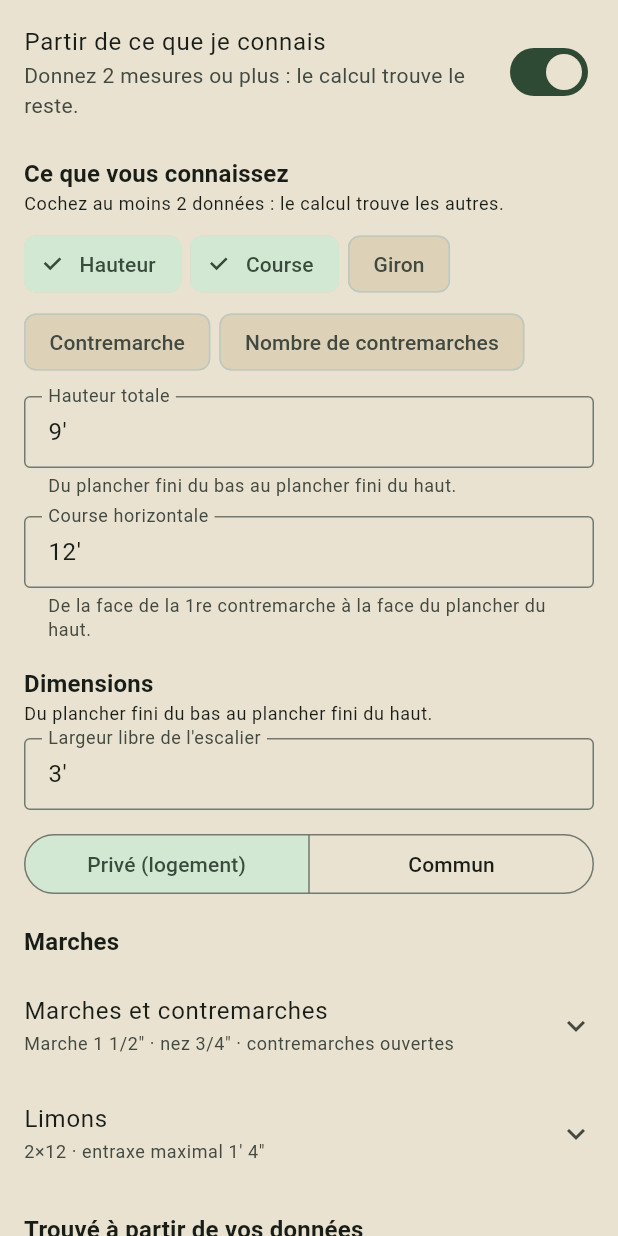
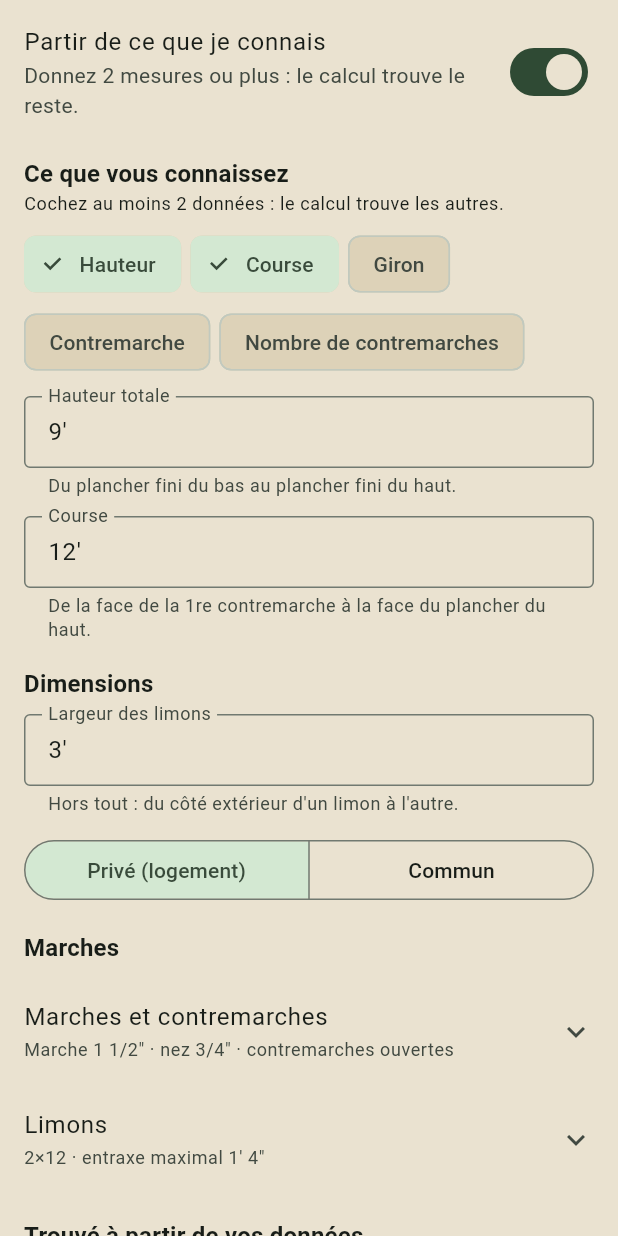
Before and after one commit to wolfwazabi/Chantierplus-app, a Flutter app: the EcranEscalier widget shown alone on an empty page, opened directly, after a tap on "Partir de ce que je connais", on a phone screen of 412 x 824 dp. Run offline on Flutter 3.47's test engine with Material 3 defaults, Android fonts, the phone set to English and light mode, and no system bars; our stand-ins replace cloud_firestore, cloud_functions, file_picker, firebase_auth, firebase_core, firebase_storage and 2 more; missing offline and left inert: firebase_app_check; accounts and stored records are empty; network calls fail.

Commit message:
Escalier : « Course » au lieu de « Course horizontale » ; « Largeur des limons » (hors tout), et l'aide « du plancher fini du bas au plancher fini du haut » sous la hauteur seulement
Co-Authored-By: Claude Opus 5.5 <noreply@anthropic.com>

```diff
--- a/lib/charpente/escalier_texte.dart
+++ b/lib/charpente/escalier_texte.dart
@@ -59,7 +59,7 @@ String texteEscalier(ResultatEscalier r, {required bool metrique}) {
       '(${formatNombre(poucesEnMm(r.giron), decimales: 1)} mm), '
       'profondeur ${l(r.profondeurMarche)}',
     )
-    ..writeln('Course horizontale : ${l(r.course)}')
+    ..writeln('Course : ${l(r.course)}')
     ..writeln('Pente : ${formatAngle(r.angle)}')
     ..writeln()
     ..writeln('LIMON (${s.section.nom})')
--- a/lib/screens/charpente/ecran_escalier.dart
+++ b/lib/screens/charpente/ecran_escalier.dart
@@ -147,14 +147,12 @@ class _EcranEscalierState extends State<EcranEscalier> {
         onChanged: (v) => setState(() => _modeDonnees = v),
       ),
       if (_modeDonnees) ..._panneauDonnees(),
-      const TitreSection(
-        'Dimensions',
-        aide: 'Du plancher fini du bas au plancher fini du haut.',
-      ),
+      const TitreSection('Dimensions'),
       if (!_modeDonnees) ...[
         ChampLongueur(
           key: const ValueKey('escalier_hauteur'),
           label: 'Hauteur totale',
+          aide: 'Du plancher fini du bas au plancher fini du haut.',
           valeur: _hauteur,
           min: 4,
           max: 400,
@@ -164,7 +162,8 @@ class _EcranEscalierState extends State<EcranEscalier> {
       ],
       ChampLongueur(
         key: const ValueKey('escalier_largeur'),
-        label: 'Largeur libre de l\'escalier',
+        label: 'Largeur des limons',
+        aide: 'Hors tout : du côté extérieur d\'un limon à l\'autre.',
         valeur: _largeur,
         min: 12,
         max: 240,
@@ -215,7 +214,7 @@ class _EcranEscalierState extends State<EcranEscalier> {
         else
           ChampLongueur(
             key: const ValueKey('escalier_course'),
-            label: 'Course horizontale disponible',
+            label: 'Course disponible',
             aide: 'De la face de la 1re contremarche à la face du plancher du haut.',
             valeur: _course,
             min: 4,
@@ -365,7 +364,7 @@ class _EcranEscalierState extends State<EcranEscalier> {
         espace,
         ChampLongueur(
           key: const ValueKey('escalier_d_course'),
-          label: 'Course horizontale',
+          label: 'Course',
           aide: 'De la face de la 1re contremarche à la face du plancher du haut.',
           valeur: _dCourse,
           min: 4,
@@ -502,7 +501,7 @@ class _EcranEscalierState extends State<EcranEscalier> {
             'Profondeur de la marche',
             '${l(r.profondeurMarche)}  (giron + nez)',
           ),
-          _Ligne('Course horizontale', l(r.course)),
+          _Ligne('Course', l(r.course)),
           _Ligne('Pente', formatAngle(r.angle)),
         ],
       ),
```
Also changed, not shown: 2 other files.
